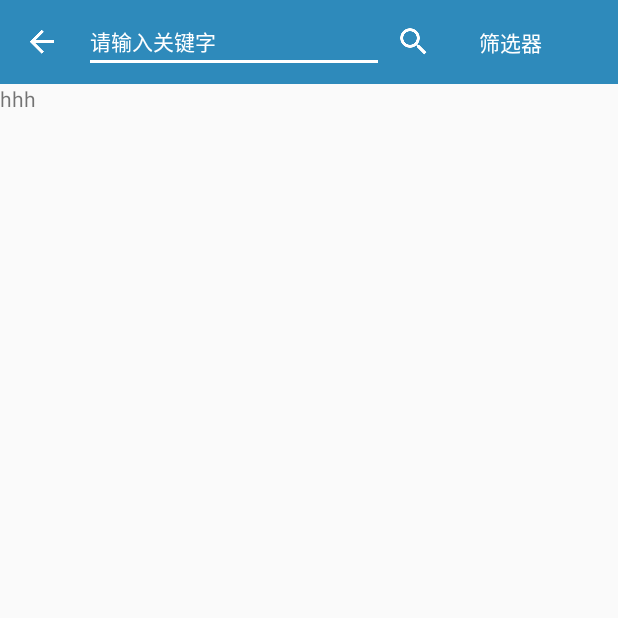
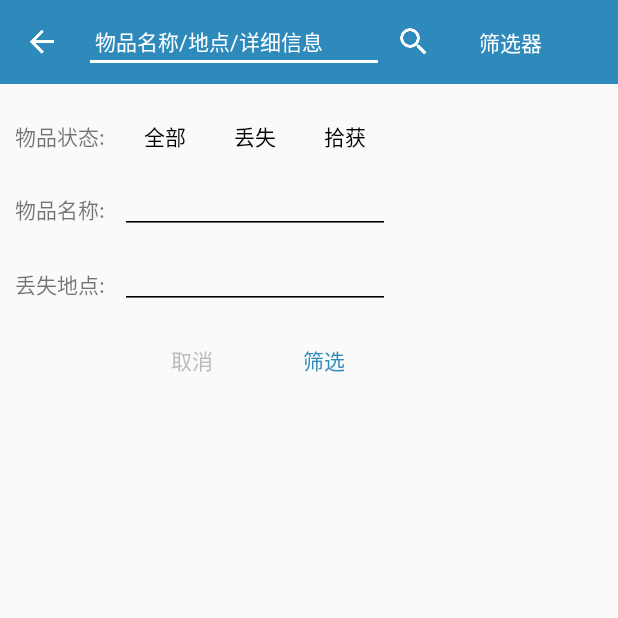
Before and after one commit to qq1766346508/NoLost, an Android app: the fragment SearchOption placed in its activity, on a phone screen of 412 x 824 dp, the top half of it. Run offline under Robolectric (Android 15) with nearby library versions, the phone set to English and light mode, and no system bars.

Commit message:
option ui

```diff
--- a/app/src/main/java/com/example/vivic/nolost/Lost/fragment/LostFragment.java
+++ b/app/src/main/java/com/example/vivic/nolost/Lost/fragment/LostFragment.java
@@ -81,4 +81,5 @@ public class LostFragment extends Fragment {
         return list;
     }
 
+
 }
--- a/app/src/main/java/com/example/vivic/nolost/bean/Goods.java
+++ b/app/src/main/java/com/example/vivic/nolost/bean/Goods.java
@@ -13,7 +13,6 @@ public class Goods extends BmobObject {
     public String detail;
     public List<BmobFile> photoList;
     public String location;
-    public String time;
     public MyUser createor;
     public String type;
 }
--- a/app/src/main/java/com/example/vivic/nolost/search/SearchActivity.java
+++ b/app/src/main/java/com/example/vivic/nolost/search/SearchActivity.java
@@ -13,6 +13,7 @@ import android.widget.ImageView;
 
 import com.example.vivic.nolost.R;
 import com.example.vivic.nolost.activity.BaseActivity;
+import com.example.vivic.nolost.commonUtil.NoDoubleClickListener;
 
 public class SearchActivity extends BaseActivity {
 
@@ -35,10 +36,21 @@ public class SearchActivity extends BaseActivity {
         edSearchContent.requestFocus();
         inputMethodManager.showSoftInput(edSearchContent, 0);
         Button btnOption = findViewById(R.id.btn_search_option);
+        btnOption.setOnClickListener(new NoDoubleClickListener() {
+            @Override
+            protected void onNoDoubleClick(View v) {
+                showSearchOption();
+            }
+
+            @Override
+            protected void onDoubleClick() {
+
+            }
+        });
     }
 
     private void showSearchOption() {
-        Log.d(TAG, "initSearchOption: 展示搜索选择框");
+        Log.d(TAG, "showSearchOption: ");
         Fragment searchOption = getSupportFragmentManager().findFragmentByTag("SearchOption");
         if (searchOption != null && searchOption.isAdded()) {
             getSupportFragmentManager().beginTransaction().show(searchOption).commitAllowingStateLoss();
--- a/app/src/main/java/com/example/vivic/nolost/search/SearchOption.java
+++ b/app/src/main/java/com/example/vivic/nolost/search/SearchOption.java
@@ -1,15 +1,12 @@
 package com.example.vivic.nolost.search;
 
 import android.app.DialogFragment;
-import android.graphics.Color;
-import android.graphics.drawable.ColorDrawable;
 import android.os.Bundle;
 import android.support.annotation.Nullable;
 import android.view.LayoutInflater;
 import android.view.View;
 import android.view.ViewGroup;
-import android.view.Window;
-import android.view.WindowManager;
+import android.widget.Button;
 
 import com.example.vivic.nolost.R;
 
@@ -33,6 +30,11 @@ public class SearchOption extends DialogFragment {
     @Override
     public void onViewCreated(View view, @Nullable Bundle savedInstanceState) {
         super.onViewCreated(view, savedInstanceState);
-        //init
+        initview();
+    }
+
+    private void initview() {
+        Button btnCancel = rootView.findViewById(R.id.btn_option_cancel);
+        btnCancel.setOnClickListener(v -> dismissAllowingStateLoss());
     }
 }
--- /dev/null
+++ b/app/src/main/res/drawable/btn_selector.xml
@@ -0,0 +1,5 @@
+<?xml version="1.0" encoding="utf-8"?>
+<selector xmlns:android="http://schemas.android.com/apk/res/android">
+    <item android:drawable="@color/grey_btn" android:state_pressed="true" />
+    <item android:drawable="@android:color/transparent" android:state_pressed="false" />
+</selector>
--- /dev/null
+++ b/app/src/main/res/drawable/option_selector.xml
@@ -0,0 +1,6 @@
+<?xml version="1.0" encoding="utf-8"?>
+<selector xmlns:android="http://schemas.android.com/apk/res/android">
+
+    <item android:drawable="@drawable/option_shape_on" android:state_checked="true" />
+    <item android:drawable="@android:color/transparent" android:state_checked="false" />
+</selector>
--- /dev/null
+++ b/app/src/main/res/drawable/option_shape_on.xml
@@ -0,0 +1,5 @@
+<?xml version="1.0" encoding="utf-8"?>
+<shape xmlns:android="http://schemas.android.com/apk/res/android">
+    <corners android:radius="6dp" />
+    <solid android:color="#502e8abb" />
+</shape>
--- a/app/src/main/res/layout/activity_search.xml
+++ b/app/src/main/res/layout/activity_search.xml
@@ -27,7 +27,7 @@
             android:layout_gravity="center_vertical"
             android:focusable="true"
             android:focusableInTouchMode="true"
-            android:hint="请输入关键字"
+            android:hint=" 物品名称/地点/详细信息"
             android:maxLength="12"
             android:singleLine="true"
             android:textColor="#fff"
--- a/app/src/main/res/layout/fragment_search_option.xml
+++ b/app/src/main/res/layout/fragment_search_option.xml
@@ -1,15 +1,112 @@
 <?xml version="1.0" encoding="utf-8"?>
-<FrameLayout xmlns:android="http://schemas.android.com/apk/res/android"
-    android:layout_width="match_parent"
-    android:layout_height="match_parent">
+
+<LinearLayout xmlns:android="http://schemas.android.com/apk/res/android"
+    android:layout_width="270dp"
+    android:layout_height="wrap_content"
+    android:focusable="true"
+    android:focusableInTouchMode="true"
+    android:focusedByDefault="true"
+    android:orientation="vertical"
+    android:padding="10dp">
 
     <LinearLayout
-        android:layout_width="500dp"
-        android:layout_height="wrap_content">
+        android:layout_width="match_parent"
+        android:layout_height="50dp"
+        android:orientation="horizontal">
 
         <TextView
             android:layout_width="wrap_content"
             android:layout_height="wrap_content"
-            android:text="hhh" />
+            android:layout_gravity="center_vertical"
+            android:layout_marginEnd="10dp"
+            android:text="物品状态:" />
+
+        <RadioGroup
+            android:layout_width="match_parent"
+            android:layout_height="wrap_content"
+            android:layout_gravity="center_vertical"
+            android:orientation="horizontal">
+
+            <RadioButton
+                style="@style/option_button_style"
+                android:layout_width="0dp"
+                android:layout_height="25dp"
+                android:layout_weight="1"
+                android:text="全部" />
+
+            <RadioButton
+                style="@style/option_button_style"
+                android:layout_width="0dp"
+                android:layout_height="wrap_content"
+                android:layout_weight="1"
+                android:text="丢失" />
+
+            <RadioButton
+                style="@style/option_button_style"
+                android:layout_width="0dp"
+                android:layout_height="wrap_content"
+                android:layout_weight="1"
+                android:text="拾获" />
+
+
+        </RadioGroup>
     </LinearLayout>
-</FrameLayout>
+
+    <LinearLayout
+        android:layout_width="match_parent"
+        android:layout_height="50dp"
+        android:orientation="horizontal">
+
+        <TextView
+            android:layout_width="wrap_content"
+            android:layout_height="wrap_content"
+            android:layout_marginEnd="10dp"
+            android:text="物品名称:" />
+
+        <android.support.design.widget.TextInputEditText
+            android:layout_width="180dp"
+            android:layout_height="40dp"
+            android:theme="@style/ed_option_content" />
+    </LinearLayout>
+
+    <LinearLayout
+        android:layout_width="match_parent"
+        android:layout_height="50dp"
+        android:orientation="horizontal">
+
+        <TextView
+            android:layout_width="wrap_content"
+            android:layout_height="wrap_content"
+            android:layout_marginEnd="10dp"
+            android:text="丢失地点:" />
+
+        <android.support.design.widget.TextInputEditText
+            android:layout_width="180dp"
+            android:layout_height="40dp"
+            android:theme="@style/ed_option_content" />
+    </LinearLayout>
+
+    <LinearLayout
+        android:layout_width="match_parent"
+        android:layout_height="wrap_content"
+        android:gravity="end">
+
+        <Button
+            android:id="@+id/btn_option_cancel"
+            android:layout_width="wrap_content"
+            android:layout_height="wrap_content"
+            android:background="@drawable/btn_selector"
+            android:text="取消"
+            android:textColor="@color/grey" />
+
+        <Button
+            android:id="@+id/btn_option_confirm"
+            android:layout_width="wrap_content"
+            android:layout_height="wrap_content"
+            android:background="@drawable/btn_selector"
+            android:text="筛选"
+            android:textColor="@color/standard_color" />
+    </LinearLayout>
+
+
+</LinearLayout>
--- a/app/src/main/res/layout/layout_confirm_dialog.xml
+++ b/app/src/main/res/layout/layout_confirm_dialog.xml
@@ -67,7 +67,7 @@
             android:id="@+id/tv_confirm"
             android:layout_width="wrap_content"
             android:layout_height="match_parent"
-            android:textColor="#3ac990"
+            android:textColor="@color/standard_color"
             android:textSize="16sp"
             android:textStyle="bold"
             android:gravity="center"
--- a/app/src/main/res/values/colors.xml
+++ b/app/src/main/res/values/colors.xml
@@ -7,4 +7,7 @@
     <color name="standard_color">#2e8abb</color>
     <color name="protect_green">#44BBFFE7</color>
     <color name="div_color">#50bbbbbb</color>
+
+    <color name="grey">#bbbbbb</color>
+    <color name="grey_btn">#50bbbbbb</color>
 </resources>
--- a/app/src/main/res/values/styles.xml
+++ b/app/src/main/res/values/styles.xml
@@ -42,4 +42,15 @@
         <item name="android:colorControlActivated">#fff</item>
     </style>
 
+    <style name="ed_option_content">
+        <item name="android:colorControlNormal">#000</item>
+        <item name="android:colorControlActivated">@color/standard_color</item>
+    </style>
+
+    <style name="option_button_style">
+        <item name="android:gravity">center</item>
+        <item name="android:button">@null</item>
+        <item name="android:background">@drawable/option_selector</item>
+    </style>
+
 </resources>
```
